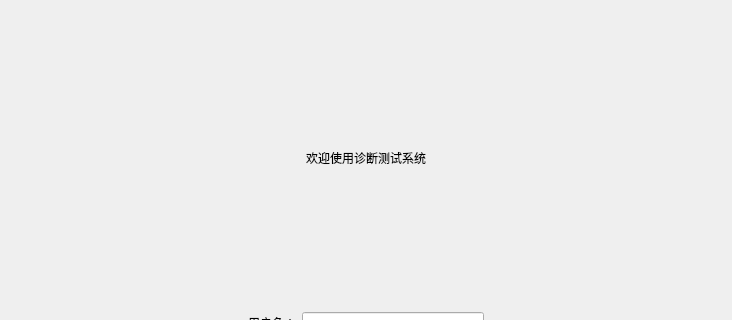
Old version of the form lab3/loginview.ui in the repository zjl8881/2023414290140; both pictures show x 0 to 732 and y 0 to 320 of the 732 by 543 pixel window.
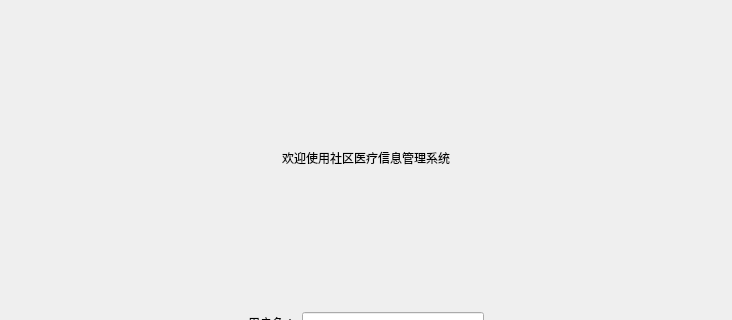
New version of the form.

The edit to the form file:
```diff
--- a/lab3/loginview.ui
+++ b/lab3/loginview.ui
@@ -30,7 +30,7 @@
    <item>
     <widget class="QLabel" name="label_2">
      <property name="text">
-      <string>欢迎使用诊断测试系统</string>
+      <string>欢迎使用社区医疗信息管理系统</string>
      </property>
      <property name="alignment">
       <set>Qt::AlignCenter</set>
```
